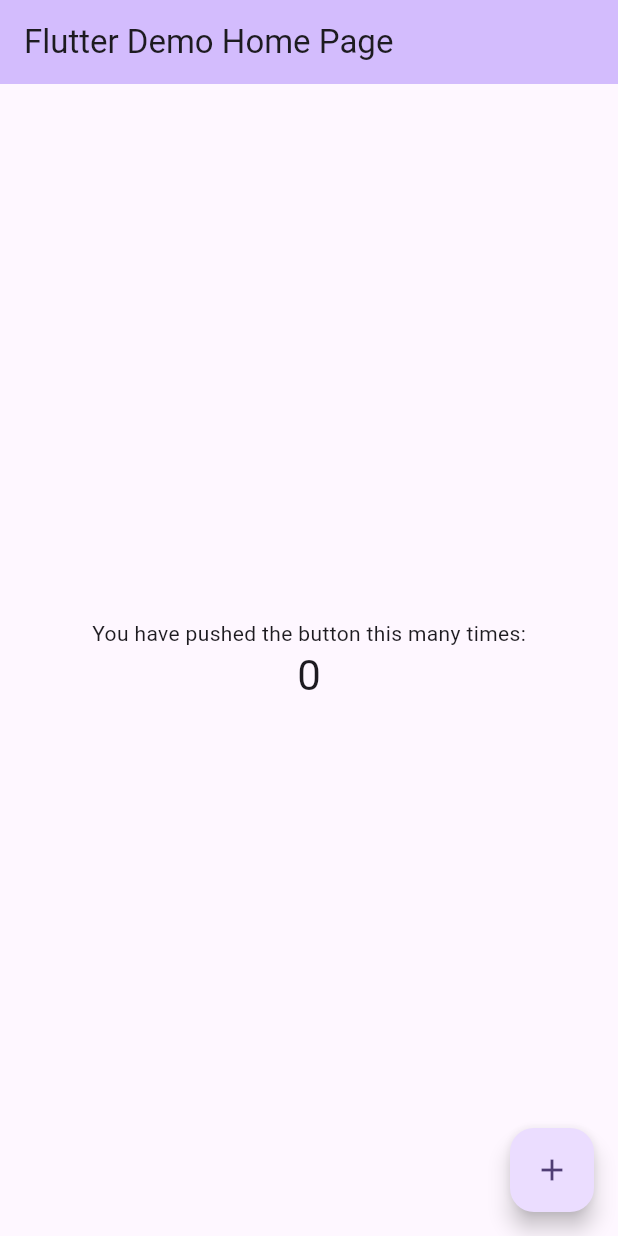
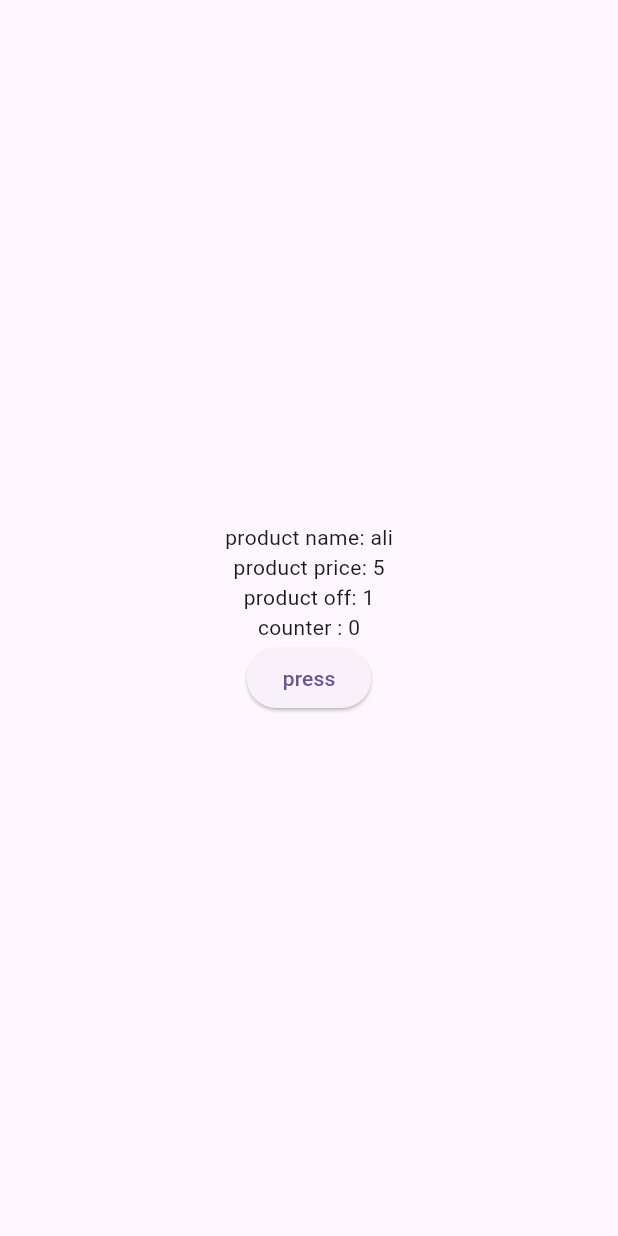
Before and after one commit to hosseinsadooghi/getx_sample, a Flutter app: the screen it shows after launch, on a phone screen of 412 x 824 dp. Run offline on Flutter 3.47's test engine with Material 3 defaults, Android fonts, the light colour scheme and no system bars; our stand-ins replace get.

Commit message:
day 1 of practicing observable variables

```diff
--- a/lib/main.dart
+++ b/lib/main.dart
@@ -1,4 +1,6 @@
 import 'package:flutter/material.dart';
+import 'package:get/get_navigation/src/root/get_material_app.dart';
+import 'package:getx_sample/view/main_screen.dart';
 
 void main() {
   runApp(const MyApp());
@@ -10,116 +12,14 @@
   // This widget is the root of your application.
   @override
   Widget build(BuildContext context) {
-    return MaterialApp(
+    return GetMaterialApp(
       title: 'Flutter Demo',
       theme: ThemeData(
-        // This is the theme of your application.
-        //
-        // TRY THIS: Try running your application with "flutter run". You'll see
-        // the application has a purple toolbar. Then, without quitting the app,
-        // try changing the seedColor in the colorScheme below to Colors.green
-        // and then invoke "hot reload" (save your changes or press the "hot
-        // reload" button in a Flutter-supported IDE, or press "r" if you used
-        // the command line to start the app).
-        //
-        // Notice that the counter didn't reset back to zero; the application
-        // state is not lost during the reload. To reset the state, use hot
-        // restart instead.
-        //
-        // This works for code too, not just values: Most code changes can be
-        // tested with just a hot reload.
+
         colorScheme: ColorScheme.fromSeed(seedColor: Colors.deepPurple),
         useMaterial3: true,
       ),
-      home: const MyHomePage(title: 'Flutter Demo Home Page'),
+      home: MainScreen(),
     );
   }
 }
-
-class MyHomePage extends StatefulWidget {
-  const MyHomePage({super.key, required this.title});
-
-  // This widget is the home page of your application. It is stateful, meaning
-  // that it has a State object (defined below) that contains fields that affect
-  // how it looks.
-
-  // This class is the configuration for the state. It holds the values (in this
-  // case the title) provided by the parent (in this case the App widget) and
-  // used by the build method of the State. Fields in a Widget subclass are
-  // always marked "final".
-
-  final String title;
-
-  @override
-  State<MyHomePage> createState() => _MyHomePageState();
-}
-
-class _MyHomePageState extends State<MyHomePage> {
-  int _counter = 0;
-
-  void _incrementCounter() {
-    setState(() {
-      // This call to setState tells the Flutter framework that something has
-      // changed in this State, which causes it to rerun the build method below
-      // so that the display can reflect the updated values. If we changed
-      // _counter without calling setState(), then the build method would not be
-      // called again, and so nothing would appear to happen.
-      _counter++;
-    });
-  }
-
-  @override
-  Widget build(BuildContext context) {
-    // This method is rerun every time setState is called, for instance as done
-    // by the _incrementCounter method above.
-    //
-    // The Flutter framework has been optimized to make rerunning build methods
-    // fast, so that you can just rebuild anything that needs updating rather
-    // than having to individually change instances of widgets.
-    return Scaffold(
-      appBar: AppBar(
-        // TRY THIS: Try changing the color here to a specific color (to
-        // Colors.amber, perhaps?) and trigger a hot reload to see the AppBar
-        // change color while the other colors stay the same.
-        backgroundColor: Theme.of(context).colorScheme.inversePrimary,
-        // Here we take the value from the MyHomePage object that was created by
-        // the App.build method, and use it to set our appbar title.
-        title: Text(widget.title),
-      ),
-      body: Center(
-        // Center is a layout widget. It takes a single child and positions it
-        // in the middle of the parent.
-        child: Column(
-          // Column is also a layout widget. It takes a list of children and
-          // arranges them vertically. By default, it sizes itself to fit its
-          // children horizontally, and tries to be as tall as its parent.
-          //
-          // Column has various properties to control how it sizes itself and
-          // how it positions its children. Here we use mainAxisAlignment to
-          // center the children vertically; the main axis here is the vertical
-          // axis because Columns are vertical (the cross axis would be
-          // horizontal).
-          //
-          // TRY THIS: Invoke "debug painting" (choose the "Toggle Debug Paint"
-          // action in the IDE, or press "p" in the console), to see the
-          // wireframe for each widget.
-          mainAxisAlignment: MainAxisAlignment.center,
-          children: <Widget>[
-            const Text(
-              'You have pushed the button this many times:',
-            ),
-            Text(
-              '$_counter',
-              style: Theme.of(context).textTheme.headlineMedium,
-            ),
-          ],
-        ),
-      ),
-      floatingActionButton: FloatingActionButton(
-        onPressed: _incrementCounter,
-        tooltip: 'Increment',
-        child: const Icon(Icons.add),
-      ), // This trailing comma makes auto-formatting nicer for build methods.
-    );
-  }
-}
--- /dev/null
+++ b/lib/model/product_model.dart
@@ -0,0 +1,13 @@
+import 'dart:core';
+
+class ProductModel {
+  String name;
+  String price;
+  String off;
+
+  ProductModel({
+    required this.name,
+    required this.price,
+    required this.off
+  });
+}
--- /dev/null
+++ b/lib/view/main_screen.dart
@@ -0,0 +1,43 @@
+import 'package:flutter/material.dart';
+import 'package:get/get.dart';
+import 'package:getx_sample/model/product_model.dart';
+
+class MainScreen extends StatelessWidget {
+  var counter = 0.obs;
+  // RxInt counter = 0.obs;
+  // var counter = RxInt(0);
+  // var counter = Rx<int>(0);
+
+  Rx<ProductModel> productModel =
+      ProductModel(name: "ali", price: "5", off: "1").obs;
+  @override
+  Widget build(BuildContext context) {
+    return Scaffold(
+      body: Center(
+        child: Column(
+          mainAxisAlignment: MainAxisAlignment.center,
+          children: [
+            Obx((() {
+              return Column(
+                children: [
+                  Text("product name: ${productModel.value.name}"),
+                  Text("product price: ${productModel.value.price}"),
+                  Text("product off: ${productModel.value.off}"),
+                  Text("counter : $counter"),
+                ],
+              );
+            })),
+            ElevatedButton(
+                onPressed: () {
+                  counter = counter + 1;
+                  productModel.update((value) {
+                    value!.name = "sajad";
+                  });
+                },
+                child: Text("press"))
+          ],
+        ),
+      ),
+    );
+  }
+}
--- a/pubspec.yaml
+++ b/pubspec.yaml
@@ -35,6 +35,7 @@ dependencies:
   # The following adds the Cupertino Icons font to your application.
   # Use with the CupertinoIcons class for iOS style icons.
   cupertino_icons: ^1.0.6
+  get: ^4.6.6
 
 dev_dependencies:
   flutter_test:
```
Also changed, not shown: pubspec.lock.
